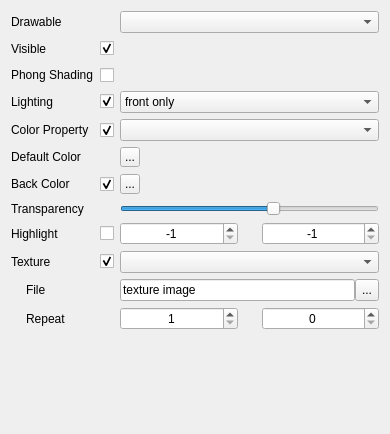
Before: the Qt Designer form applications/Mapple/widgets/widget_drawable_triangles.ui in LiangliangNan/Easy3D, drawn with Qt 5.
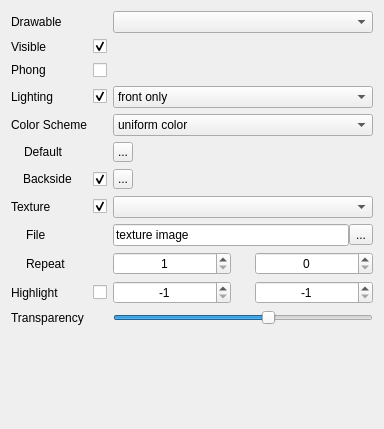
After: the same form once the commit is applied. Icons and pictures are not drawn.

```diff
--- a/applications/Mapple/widgets/widget_drawable_triangles.ui
+++ b/applications/Mapple/widgets/widget_drawable_triangles.ui
@@ -6,10 +6,22 @@
    <rect>
     <x>0</x>
     <y>0</y>
-    <width>390</width>
-    <height>434</height>
+    <width>384</width>
+    <height>429</height>
    </rect>
   </property>
+  <property name="sizePolicy">
+   <sizepolicy hsizetype="Preferred" vsizetype="Minimum">
+    <horstretch>0</horstretch>
+    <verstretch>0</verstretch>
+   </sizepolicy>
+  </property>
+  <property name="minimumSize">
+   <size>
+    <width>50</width>
+    <height>0</height>
+   </size>
+  </property>
   <property name="windowTitle">
    <string>Surface mesh renderer</string>
   </property>
@@ -19,98 +31,14 @@
   <layout class="QVBoxLayout" name="verticalLayout">
    <item>
     <layout class="QGridLayout" name="gridLayout">
-     <item row="8" column="1">
-      <widget class="QCheckBox" name="checkBoxDistinctBackColor">
-       <property name="minimumSize">
-        <size>
-         <width>0</width>
-         <height>20</height>
-        </size>
-       </property>
-       <property name="toolTip">
-        <string>Check to enable Phong shading</string>
-       </property>
+     <item row="10" column="0">
+      <widget class="QLabel" name="labelHighlight">
        <property name="text">
-        <string/>
+        <string>Highlight</string>
        </property>
-       <property name="checked">
-        <bool>true</bool>
-       </property>
       </widget>
      </item>
-     <item row="0" column="0">
-      <widget class="QLabel" name="labelName">
-       <property name="maximumSize">
-        <size>
-         <width>16777215</width>
-         <height>20</height>
-        </size>
-       </property>
-       <property name="text">
-        <string>Drawable</string>
-       </property>
-      </widget>
-     </item>
-     <item row="0" column="2">
-      <widget class="QComboBox" name="comboBoxDrawables">
-       <property name="toolTip">
-        <string>Select the scalar field to visualize</string>
-       </property>
-      </widget>
-     </item>
-     <item row="1" column="2">
-      <spacer name="horizontalSpacer">
-       <property name="orientation">
-        <enum>Qt::Horizontal</enum>
-       </property>
-       <property name="sizeHint" stdset="0">
-        <size>
-         <width>239</width>
-         <height>20</height>
-        </size>
-       </property>
-      </spacer>
-     </item>
-     <item row="13" column="0">
-      <layout class="QHBoxLayout" name="horizontalLayout_5">
-       <item>
-        <spacer name="horizontalSpacer_8">
-         <property name="orientation">
-          <enum>Qt::Horizontal</enum>
-         </property>
-         <property name="sizeType">
-          <enum>QSizePolicy::Minimum</enum>
-         </property>
-         <property name="sizeHint" stdset="0">
-          <size>
-           <width>15</width>
-           <height>22</height>
-          </size>
-         </property>
-        </spacer>
-       </item>
-       <item>
-        <widget class="QLabel" name="labelTextureRepeat">
-         <property name="sizePolicy">
-          <sizepolicy hsizetype="Preferred" vsizetype="Preferred">
-           <horstretch>0</horstretch>
-           <verstretch>0</verstretch>
-          </sizepolicy>
-         </property>
-         <property name="minimumSize">
-          <size>
-           <width>30</width>
-           <height>22</height>
-          </size>
-         </property>
-         <property name="text">
-          <string>Repeat</string>
-         </property>
-        </widget>
-       </item>
-      </layout>
-     </item>
-     <item row="12" column="2">
+     <item row="8" column="2">
       <layout class="QHBoxLayout" name="horizontalLayout_17">
        <property name="spacing">
         <number>0</number>
@@ -126,14 +54,11 @@
          <property name="minimumSize">
           <size>
            <width>50</width>
-           <height>22</height>
+           <height>0</height>
           </size>
          </property>
-         <property name="maximumSize">
-          <size>
-           <width>16777215</width>
-           <height>16777215</height>
-          </size>
+         <property name="toolTip">
+          <string>The image file of the texture</string>
          </property>
          <property name="text">
           <string>texture image</string>
@@ -148,17 +73,8 @@
        </item>
        <item>
         <widget class="QToolButton" name="toolButtonTextureFile">
-         <property name="sizePolicy">
-          <sizepolicy hsizetype="Fixed" vsizetype="Preferred">
-           <horstretch>0</horstretch>
-           <verstretch>0</verstretch>
-          </sizepolicy>
-         </property>
-         <property name="minimumSize">
-          <size>
-           <width>20</width>
-           <height>22</height>
-          </size>
+         <property name="toolTip">
+          <string>Click to choose a texture image</string>
          </property>
          <property name="text">
           <string>...</string>
@@ -167,15 +83,8 @@
        </item>
       </layout>
      </item>
-     <item row="11" column="0">
-      <widget class="QLabel" name="labelTexture">
-       <property name="text">
-        <string>Texture</string>
-       </property>
-      </widget>
-     </item>
-     <item row="4" column="0">
-      <widget class="QLabel" name="labelLighting">
+     <item row="0" column="0">
+      <widget class="QLabel" name="labelName">
        <property name="maximumSize">
         <size>
          <width>16777215</width>
@@ -183,237 +92,30 @@
         </size>
        </property>
        <property name="text">
-        <string>Lighting</string>
+        <string>Drawable</string>
        </property>
       </widget>
      </item>
-     <item row="10" column="2">
-      <layout class="QHBoxLayout" name="horizontalLayout_4">
-       <item>
-        <widget class="QSpinBox" name="spinBoxHighlightLow">
-         <property name="sizePolicy">
-          <sizepolicy hsizetype="Expanding" vsizetype="Preferred">
-           <horstretch>0</horstretch>
-           <verstretch>0</verstretch>
-          </sizepolicy>
-         </property>
-         <property name="minimumSize">
-          <size>
-           <width>20</width>
-           <height>22</height>
-          </size>
-         </property>
-         <property name="alignment">
-          <set>Qt::AlignCenter</set>
-         </property>
-         <property name="minimum">
-          <number>-1</number>
-         </property>
-         <property name="maximum">
-          <number>999999999</number>
-         </property>
-         <property name="value">
-          <number>-1</number>
-         </property>
-        </widget>
-       </item>
-       <item>
-        <spacer name="horizontalSpacer_6">
-         <property name="orientation">
-          <enum>Qt::Horizontal</enum>
-         </property>
-         <property name="sizeType">
-          <enum>QSizePolicy::Minimum</enum>
-         </property>
-         <property name="sizeHint" stdset="0">
-          <size>
-           <width>18</width>
-           <height>17</height>
-          </size>
-         </property>
-        </spacer>
-       </item>
-       <item>
-        <widget class="QSpinBox" name="spinBoxHighlightHigh">
-         <property name="sizePolicy">
-          <sizepolicy hsizetype="Expanding" vsizetype="Preferred">
-           <horstretch>0</horstretch>
-           <verstretch>0</verstretch>
-          </sizepolicy>
-         </property>
-         <property name="minimumSize">
-          <size>
-           <width>20</width>
-           <height>22</height>
-          </size>
-         </property>
-         <property name="alignment">
-          <set>Qt::AlignCenter</set>
-         </property>
-         <property name="minimum">
-          <number>-1</number>
-         </property>
-         <property name="maximum">
-          <number>999999999</number>
-         </property>
-         <property name="value">
-          <number>-1</number>
-         </property>
-        </widget>
-       </item>
-      </layout>
-     </item>
-     <item row="1" column="0">
-      <widget class="QLabel" name="labelVisible">
-       <property name="maximumSize">
-        <size>
-         <width>16777215</width>
-         <height>20</height>
-        </size>
-       </property>
-       <property name="text">
-        <string>Visible</string>
-       </property>
-      </widget>
-     </item>
-     <item row="9" column="0">
-      <widget class="QLabel" name="labelTransparency">
-       <property name="text">
-        <string>Transparency</string>
-       </property>
-      </widget>
-     </item>
-     <item row="4" column="1">
-      <widget class="QCheckBox" name="checkBoxLighting">
-       <property name="toolTip">
-        <string>Show/Hide surface</string>
-       </property>
-       <property name="text">
-        <string/>
-       </property>
-       <property name="checked">
-        <bool>true</bool>
-       </property>
-      </widget>
-     </item>
-     <item row="2" column="2">
-      <spacer name="horizontalSpacer_2">
-       <property name="orientation">
-        <enum>Qt::Horizontal</enum>
-       </property>
-       <property name="sizeHint" stdset="0">
-        <size>
-         <width>239</width>
-         <height>20</height>
-        </size>
-       </property>
-      </spacer>
-     </item>
-     <item row="7" column="0">
-      <widget class="QLabel" name="labelDefaultColor">
-       <property name="text">
-        <string>Default Color</string>
-       </property>
-      </widget>
-     </item>
-     <item row="1" column="1">
-      <widget class="QCheckBox" name="checkBoxVisible">
-       <property name="toolTip">
-        <string>Show/Hide surface</string>
-       </property>
-       <property name="text">
-        <string/>
-       </property>
-       <property name="checked">
-        <bool>true</bool>
-       </property>
-      </widget>
-     </item>
-     <item row="6" column="2">
-      <widget class="QComboBox" name="comboBoxColorProperty">
-       <property name="toolTip">
-        <string>Select the scalar field to visualize</string>
-       </property>
-      </widget>
-     </item>
-     <item row="6" column="0">
-      <widget class="QLabel" name="labelColorProperty">
-       <property name="text">
-        <string>Color Property</string>
-       </property>
-      </widget>
-     </item>
-     <item row="8" column="0">
-      <widget class="QLabel" name="labelBackColor">
-       <property name="sizePolicy">
-        <sizepolicy hsizetype="Preferred" vsizetype="Preferred">
-         <horstretch>0</horstretch>
-         <verstretch>0</verstretch>
-        </sizepolicy>
-       </property>
+     <item row="6" column="1">
+      <widget class="QCheckBox" name="checkBoxDistinctBackColor">
        <property name="minimumSize">
         <size>
-         <width>30</width>
-         <height>22</height>
+         <width>0</width>
+         <height>20</height>
         </size>
        </property>
+       <property name="toolTip">
+        <string>Enable/Disable distinct coloring for the back side of this drawable</string>
+       </property>
        <property name="text">
-        <string>Back Color </string>
+        <string/>
+       </property>
+       <property name="checked">
+        <bool>true</bool>
        </property>
       </widget>
      </item>
      <item row="9" column="2">
-      <widget class="QSlider" name="horizontalSliderTransparency">
-       <property name="sizePolicy">
-        <sizepolicy hsizetype="Expanding" vsizetype="Fixed">
-         <horstretch>0</horstretch>
-         <verstretch>0</verstretch>
-        </sizepolicy>
-       </property>
-       <property name="toolTip">
-        <string>The opacity of the surface</string>
-       </property>
-       <property name="maximum">
-        <number>100</number>
-       </property>
-       <property name="value">
-        <number>60</number>
-       </property>
-       <property name="orientation">
-        <enum>Qt::Horizontal</enum>
-       </property>
-      </widget>
-     </item>
-     <item row="10" column="1">
-      <widget class="QCheckBox" name="checkBoxHighlight">
-       <property name="minimumSize">
-        <size>
-         <width>0</width>
-         <height>20</height>
-        </size>
-       </property>
-       <property name="toolTip">
-        <string>Check to enable Phong shading</string>
-       </property>
-       <property name="text">
-        <string/>
-       </property>
-      </widget>
-     </item>
-     <item row="11" column="1">
-      <widget class="QCheckBox" name="checkBoxTexture">
-       <property name="toolTip">
-        <string>Use texture for color mapping</string>
-       </property>
-       <property name="text">
-        <string/>
-       </property>
-       <property name="checked">
-        <bool>true</bool>
-       </property>
-      </widget>
-     </item>
-     <item row="13" column="2">
       <layout class="QHBoxLayout" name="horizontalLayout_2">
        <item>
         <widget class="QSpinBox" name="spinBoxTextureRepeat">
@@ -426,9 +128,12 @@
          <property name="minimumSize">
           <size>
            <width>20</width>
-           <height>22</height>
+           <height>0</height>
           </size>
          </property>
+         <property name="toolTip">
+          <string>How many times this texture is repeated?</string>
+         </property>
          <property name="alignment">
           <set>Qt::AlignCenter</set>
          </property>
@@ -457,7 +162,7 @@
          <property name="sizeHint" stdset="0">
           <size>
            <width>18</width>
-           <height>17</height>
+           <height>0</height>
           </size>
          </property>
         </spacer>
@@ -473,86 +178,257 @@
          <property name="minimumSize">
           <size>
            <width>20</width>
-           <height>22</height>
+           <height>0</height>
           </size>
          </property>
+         <property name="toolTip">
+          <string>Fractional repeat (100 fractional repeat is equivalent to 1 repeat)</string>
+         </property>
          <property name="alignment">
           <set>Qt::AlignCenter</set>
          </property>
+         <property name="maximum">
+          <number>100</number>
+         </property>
         </widget>
        </item>
       </layout>
      </item>
+     <item row="1" column="1">
+      <widget class="QCheckBox" name="checkBoxVisible">
+       <property name="toolTip">
+        <string>Show/Hide this drawable</string>
+       </property>
+       <property name="text">
+        <string/>
+       </property>
+       <property name="checked">
+        <bool>true</bool>
+       </property>
+      </widget>
+     </item>
+     <item row="5" column="2">
+      <layout class="QHBoxLayout" name="horizontalLayout_3">
+       <item>
+        <widget class="QToolButton" name="toolButtonDefaultColor">
+         <property name="minimumSize">
+          <size>
+           <width>20</width>
+           <height>20</height>
+          </size>
+         </property>
+         <property name="maximumSize">
+          <size>
+           <width>20</width>
+           <height>20</height>
+          </size>
+         </property>
+         <property name="toolTip">
+          <string>Click to set a uniform color for this drawable</string>
+         </property>
+         <property name="text">
+          <string>...</string>
+         </property>
+         <property name="icon">
+          <iconset>
+           <normaloff>../Resources/icons/transparency.png</normaloff>../Resources/icons/transparency.png</iconset>
+         </property>
+         <property name="iconSize">
+          <size>
+           <width>20</width>
+           <height>20</height>
+          </size>
+         </property>
+        </widget>
+       </item>
+       <item>
+        <spacer name="spacer">
+         <property name="orientation">
+          <enum>Qt::Horizontal</enum>
+         </property>
+         <property name="sizeHint" stdset="0">
+          <size>
+           <width>0</width>
+           <height>0</height>
+          </size>
+         </property>
+        </spacer>
+       </item>
+      </layout>
+     </item>
+     <item row="2" column="2">
+      <spacer name="spacer_3">
+       <property name="orientation">
+        <enum>Qt::Horizontal</enum>
+       </property>
+       <property name="sizeHint" stdset="0">
+        <size>
+         <width>127</width>
+         <height>13</height>
+        </size>
+       </property>
+      </spacer>
+     </item>
      <item row="2" column="0">
       <widget class="QLabel" name="labelPhongShading">
        <property name="text">
-        <string>Phong Shading</string>
+        <string>Phong</string>
        </property>
       </widget>
      </item>
+     <item row="4" column="2">
+      <widget class="QComboBox" name="comboBoxColorScheme">
+       <property name="toolTip">
+        <string>Select how color is assigned to each face</string>
+       </property>
+       <item>
+        <property name="text">
+         <string>uniform color</string>
+        </property>
+       </item>
+       <item>
+        <property name="text">
+         <string>use color property</string>
+        </property>
+       </item>
+      </widget>
+     </item>
+     <item row="2" column="1">
+      <widget class="QCheckBox" name="checkBoxPhongShading">
+       <property name="minimumSize">
+        <size>
+         <width>0</width>
+         <height>20</height>
+        </size>
+       </property>
+       <property name="toolTip">
+        <string>Enable/Disable Phong shading</string>
+       </property>
+       <property name="text">
+        <string/>
+       </property>
+      </widget>
+     </item>
+     <item row="5" column="0">
+      <layout class="QHBoxLayout" name="horizontalLayout_7">
+       <item>
+        <spacer name="horizontalSpacer_9">
+         <property name="orientation">
+          <enum>Qt::Horizontal</enum>
+         </property>
+         <property name="sizeType">
+          <enum>QSizePolicy::Fixed</enum>
+         </property>
+         <property name="sizeHint" stdset="0">
+          <size>
+           <width>13</width>
+           <height>19</height>
+          </size>
+         </property>
+        </spacer>
+       </item>
+       <item>
+        <widget class="QLabel" name="labelDefaultColor">
+         <property name="text">
+          <string>Default</string>
+         </property>
+        </widget>
+       </item>
+      </layout>
+     </item>
      <item row="7" column="2">
-      <layout class="QHBoxLayout" name="horizontalLayout_3">
-       <item>
-        <widget class="QToolButton" name="toolButtonDefaultColor">
-         <property name="sizePolicy">
-          <sizepolicy hsizetype="Preferred" vsizetype="Preferred">
-           <horstretch>0</horstretch>
-           <verstretch>0</verstretch>
-          </sizepolicy>
-         </property>
-         <property name="minimumSize">
-          <size>
-           <width>20</width>
-           <height>20</height>
-          </size>
-         </property>
-         <property name="maximumSize">
-          <size>
-           <width>20</width>
-           <height>20</height>
-          </size>
-         </property>
-         <property name="toolTip">
-          <string>Default surface color</string>
-         </property>
-         <property name="text">
-          <string>...</string>
-         </property>
-         <property name="icon">
-          <iconset>
-           <normaloff>../Resources/icons/transparency.png</normaloff>../Resources/icons/transparency.png</iconset>
-         </property>
-         <property name="iconSize">
-          <size>
-           <width>20</width>
-           <height>20</height>
-          </size>
-         </property>
-        </widget>
-       </item>
-       <item>
-        <spacer name="horizontalSpacer_3">
-         <property name="orientation">
-          <enum>Qt::Horizontal</enum>
-         </property>
-         <property name="sizeHint" stdset="0">
-          <size>
-           <width>108</width>
-           <height>20</height>
-          </size>
-         </property>
-        </spacer>
-       </item>
-      </layout>
-     </item>
-     <item row="11" column="2">
       <widget class="QComboBox" name="comboBoxTexture">
        <property name="toolTip">
-        <string>Colormap style</string>
+        <string>Choose the texture coordinate property </string>
        </property>
       </widget>
      </item>
-     <item row="12" column="0">
+     <item row="1" column="2">
+      <spacer name="spacer_4">
+       <property name="orientation">
+        <enum>Qt::Horizontal</enum>
+       </property>
+       <property name="sizeHint" stdset="0">
+        <size>
+         <width>127</width>
+         <height>13</height>
+        </size>
+       </property>
+      </spacer>
+     </item>
+     <item row="7" column="1">
+      <widget class="QCheckBox" name="checkBoxTexture">
+       <property name="toolTip">
+        <string>Enable/Disable texturing</string>
+       </property>
+       <property name="text">
+        <string/>
+       </property>
+       <property name="checked">
+        <bool>true</bool>
+       </property>
+      </widget>
+     </item>
+     <item row="9" column="0">
+      <layout class="QHBoxLayout" name="horizontalLayout_5">
+       <item>
+        <spacer name="horizontalSpacer_8">
+         <property name="orientation">
+          <enum>Qt::Horizontal</enum>
+         </property>
+         <property name="sizeType">
+          <enum>QSizePolicy::Fixed</enum>
+         </property>
+         <property name="sizeHint" stdset="0">
+          <size>
+           <width>15</width>
+           <height>22</height>
+          </size>
+         </property>
+        </spacer>
+       </item>
+       <item>
+        <widget class="QLabel" name="labelTextureRepeat">
+         <property name="sizePolicy">
+          <sizepolicy hsizetype="Preferred" vsizetype="Preferred">
+           <horstretch>0</horstretch>
+           <verstretch>0</verstretch>
+          </sizepolicy>
+         </property>
+         <property name="minimumSize">
+          <size>
+           <width>30</width>
+           <height>22</height>
+          </size>
+         </property>
+         <property name="text">
+          <string>Repeat</string>
+         </property>
+        </widget>
+       </item>
+      </layout>
+     </item>
+     <item row="7" column="0">
+      <widget class="QLabel" name="labelTexture">
+       <property name="text">
+        <string>Texture</string>
+       </property>
+      </widget>
+     </item>
+     <item row="3" column="0">
+      <widget class="QLabel" name="labelLighting">
+       <property name="maximumSize">
+        <size>
+         <width>16777215</width>
+         <height>20</height>
+        </size>
+       </property>
+       <property name="text">
+        <string>Lighting</string>
+       </property>
+      </widget>
+     </item>
+     <item row="8" column="0">
       <layout class="QHBoxLayout" name="horizontalLayout">
        <item>
         <spacer name="horizontalSpacer_7">
@@ -560,7 +436,7 @@
           <enum>Qt::Horizontal</enum>
          </property>
          <property name="sizeType">
-          <enum>QSizePolicy::Minimum</enum>
+          <enum>QSizePolicy::Fixed</enum>
          </property>
          <property name="sizeHint" stdset="0">
           <size>
@@ -591,10 +467,154 @@
        </item>
       </layout>
      </item>
-     <item row="4" column="2">
+     <item row="6" column="0">
+      <layout class="QHBoxLayout" name="horizontalLayout_9">
+       <item>
+        <spacer name="horizontalSpacer_11">
+         <property name="orientation">
+          <enum>Qt::Horizontal</enum>
+         </property>
+         <property name="sizeType">
+          <enum>QSizePolicy::Fixed</enum>
+         </property>
+         <property name="sizeHint" stdset="0">
+          <size>
+           <width>12</width>
+           <height>19</height>
+          </size>
+         </property>
+        </spacer>
+       </item>
+       <item>
+        <widget class="QLabel" name="labelBackColor">
+         <property name="sizePolicy">
+          <sizepolicy hsizetype="Preferred" vsizetype="Preferred">
+           <horstretch>0</horstretch>
+           <verstretch>0</verstretch>
+          </sizepolicy>
+         </property>
+         <property name="minimumSize">
+          <size>
+           <width>30</width>
+           <height>22</height>
+          </size>
+         </property>
+         <property name="text">
+          <string>Backside </string>
+         </property>
+        </widget>
+       </item>
+      </layout>
+     </item>
+     <item row="3" column="1">
+      <widget class="QCheckBox" name="checkBoxLighting">
+       <property name="toolTip">
+        <string>Enable/Disable lighting for this drawable</string>
+       </property>
+       <property name="text">
+        <string/>
+       </property>
+       <property name="checked">
+        <bool>true</bool>
+       </property>
+      </widget>
+     </item>
+     <item row="6" column="2">
+      <layout class="QHBoxLayout" name="horizontalLayout_6">
+       <item>
+        <widget class="QToolButton" name="toolButtonBackColor">
+         <property name="minimumSize">
+          <size>
+           <width>20</width>
+           <height>20</height>
+          </size>
+         </property>
+         <property name="maximumSize">
+          <size>
+           <width>20</width>
+           <height>20</height>
+          </size>
+         </property>
+         <property name="toolTip">
+          <string>Click to set the backside color for this drawable</string>
+         </property>
+         <property name="text">
+          <string>...</string>
+         </property>
+         <property name="icon">
+          <iconset>
+           <normaloff>../Resources/icons/transparency.png</normaloff>../Resources/icons/transparency.png</iconset>
+         </property>
+         <property name="iconSize">
+          <size>
+           <width>20</width>
+           <height>20</height>
+          </size>
+         </property>
+        </widget>
+       </item>
+       <item>
+        <spacer name="spacer_2">
+         <property name="orientation">
+          <enum>Qt::Horizontal</enum>
+         </property>
+         <property name="sizeHint" stdset="0">
+          <size>
+           <width>0</width>
+           <height>0</height>
+          </size>
+         </property>
+        </spacer>
+       </item>
+      </layout>
+     </item>
+     <item row="11" column="0">
+      <widget class="QLabel" name="labelTransparency">
+       <property name="text">
+        <string>Transparency</string>
+       </property>
+      </widget>
+     </item>
+     <item row="11" column="2">
+      <widget class="QSlider" name="horizontalSliderTransparency">
+       <property name="toolTip">
+        <string>The opacity of the surface</string>
+       </property>
+       <property name="value">
+        <number>60</number>
+       </property>
+       <property name="orientation">
+        <enum>Qt::Horizontal</enum>
+       </property>
+      </widget>
+     </item>
+     <item row="4" column="0">
+      <widget class="QLabel" name="labelColorScheme">
+       <property name="text">
+        <string>Color Scheme</string>
+       </property>
+      </widget>
+     </item>
+     <item row="10" column="1">
+      <widget class="QCheckBox" name="checkBoxHighlight">
+       <property name="minimumSize">
+        <size>
+         <width>0</width>
+         <height>20</height>
+        </size>
+       </property>
+       <property name="toolTip">
+        <string>Enable/Disable highlighting a set of triangles</string>
+       </property>
+       <property name="text">
+        <string/>
+       </property>
+      </widget>
+     </item>
+     <item row="3" column="2">
       <widget class="QComboBox" name="comboBoxLightingOptions">
        <property name="toolTip">
-        <string>Select the scalar field to visualize</string>
+        <string>Select how lighting is implemented</string>
        </property>
        <item>
         <property name="text">
@@ -608,12 +628,32 @@
        </item>
       </widget>
      </item>
-     <item row="8" column="2">
-      <layout class="QHBoxLayout" name="horizontalLayout_6">
+     <item row="1" column="0">
+      <widget class="QLabel" name="labelVisible">
+       <property name="maximumSize">
+        <size>
+         <width>16777215</width>
+         <height>20</height>
+        </size>
+       </property>
+       <property name="text">
+        <string>Visible</string>
+       </property>
+      </widget>
+     </item>
+     <item row="0" column="2">
+      <widget class="QComboBox" name="comboBoxDrawables">
+       <property name="toolTip">
+        <string>Select the drawable to be visualized</string>
+       </property>
+      </widget>
+     </item>
+     <item row="10" column="2">
+      <layout class="QHBoxLayout" name="horizontalLayout_4">
        <item>
-        <widget class="QToolButton" name="toolButtonBackColor">
+        <widget class="QSpinBox" name="spinBoxHighlightLow">
          <property name="sizePolicy">
-          <sizepolicy hsizetype="Preferred" vsizetype="Preferred">
+          <sizepolicy hsizetype="Expanding" vsizetype="Preferred">
            <horstretch>0</horstretch>
            <verstretch>0</verstretch>
           </sizepolicy>
@@ -621,30 +661,23 @@
          <property name="minimumSize">
           <size>
            <width>20</width>
-           <height>20</height>
-          </size>
-         </property>
-         <property name="maximumSize">
-          <size>
-           <width>20</width>
-           <height>20</height>
+           <height>0</height>
           </size>
          </property>
          <property name="toolTip">
-          <string>Default surface color</string>
+          <string>The lower bound of the triange range to be highlighted.</string>
          </property>
-         <property name="text">
-          <string>...</string>
+         <property name="alignment">
+          <set>Qt::AlignCenter</set>
          </property>
-         <property name="icon">
-          <iconset>
-           <normaloff>../Resources/icons/transparency.png</normaloff>../Resources/icons/transparency.png</iconset>
+         <property name="minimum">
+          <number>-1</number>
          </property>
-         <property name="iconSize">
-          <size>
-           <width>20</width>
-           <height>20</height>
-          </size>
+         <property name="maximum">
+          <number>999999999</number>
+         </property>
+         <property name="value">
+          <number>-1</number>
          </property>
         </widget>
        </item>
@@ -653,58 +686,50 @@
          <property name="orientation">
           <enum>Qt::Horizontal</enum>
          </property>
+         <property name="sizeType">
+          <enum>QSizePolicy::Minimum</enum>
+         </property>
          <property name="sizeHint" stdset="0">
           <size>
-           <width>108</width>
-           <height>20</height>
+           <width>18</width>
+           <height>0</height>
           </size>
          </property>
         </spacer>
        </item>
+       <item>
+        <widget class="QSpinBox" name="spinBoxHighlightHigh">
+         <property name="sizePolicy">
+          <sizepolicy hsizetype="Expanding" vsizetype="Preferred">
+           <horstretch>0</horstretch>
+           <verstretch>0</verstretch>
+          </sizepolicy>
+         </property>
+         <property name="minimumSize">
+          <size>
+           <width>20</width>
+           <height>0</height>
+          </size>
+         </property>
+         <property name="toolTip">
+          <string>The upper bound of the triange range to be highlighted.</string>
+         </property>
+         <property name="alignment">
+          <set>Qt::AlignCenter</set>
+         </property>
+         <property name="minimum">
+          <number>-1</number>
+         </property>
+         <property name="maximum">
+          <number>999999999</number>
+         </property>
+         <property name="value">
+          <number>-1</number>
+         </property>
+        </widget>
+       </item>
       </layout>
      </item>
-     <item row="10" column="0">
-      <widget class="QLabel" name="labelHighlight">
-       <property name="text">
-        <string>Highlight</string>
-       </property>
-      </widget>
-     </item>
-     <item row="2" column="1">
-      <widget class="QCheckBox" name="checkBoxPhongShading">
-       <property name="minimumSize">
-        <size>
-         <width>0</width>
-         <height>20</height>
-        </size>
-       </property>
-       <property name="toolTip">
-        <string>Check to enable Phong shading</string>
-       </property>
-       <property name="text">
-        <string/>
-       </property>
-      </widget>
-     </item>
-     <item row="6" column="1">
-      <widget class="QCheckBox" name="checkBoxColorProperty">
-       <property name="minimumSize">
-        <size>
-         <width>0</width>
-         <height>20</height>
-        </size>
-       </property>
-       <property name="toolTip">
-        <string>Check to enable Phong shading</string>
-       </property>
-       <property name="text">
-        <string/>
-       </property>
-       <property name="checked">
-        <bool>true</bool>
-       </property>
-      </widget>
-     </item>
     </layout>
    </item>
    <item>
```
